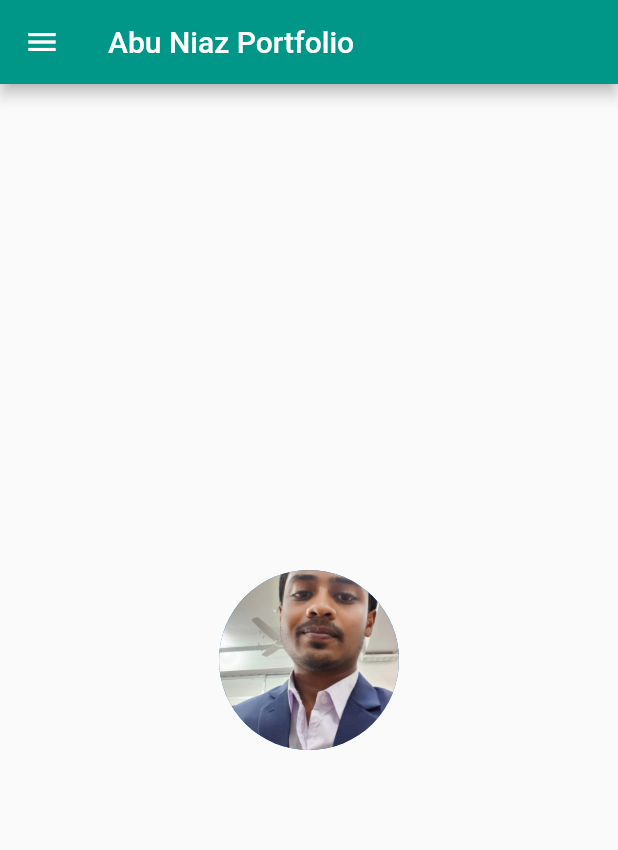
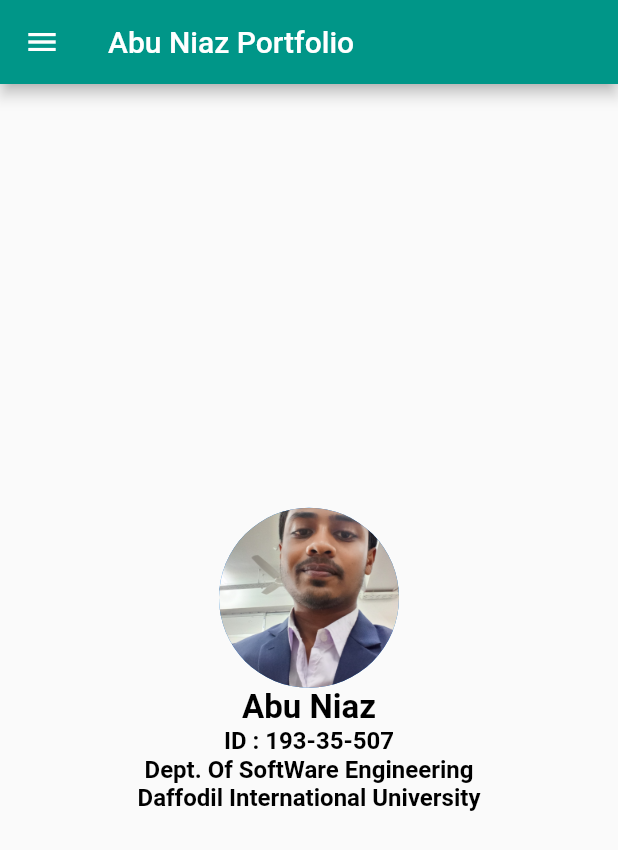
Before and after one commit to AbuNiaz/Self_Introduce, a Flutter app: the screen it shows after launch, on a phone screen of 412 x 824 dp. Shown: the top 850 px of the screen. Run offline on Flutter 3.47's test engine with Material 2 defaults, Android fonts, the phone set to English and light mode, and no system bars.

Commit message:
Update home.dart

```diff
--- a/lib/home.dart
+++ b/lib/home.dart
@@ -22,7 +22,29 @@ class _MyHomePageState extends State<MyHomePage> {
             CircleAvatar(
               radius: 60,
               backgroundImage: AssetImage('images/me.jpg'),
-            )
+            ),
+            Text(
+              'Abu Niaz',
+              style: TextStyle(
+                  fontSize: 22,
+                  color: Colors.black,
+                  fontWeight: FontWeight.bold),
+            ),
+            Text('ID : 193-35-507',
+                style: TextStyle(
+                    fontSize: 16,
+                    color: Colors.black,
+                    fontWeight: FontWeight.bold)),
+            Text('Dept. Of SoftWare Engineering',
+                style: TextStyle(
+                    fontSize: 16,
+                    color: Colors.black,
+                    fontWeight: FontWeight.bold)),
+            Text('Daffodil International University',
+                style: TextStyle(
+                    fontSize: 16,
+                    color: Colors.black,
+                    fontWeight: FontWeight.bold)),
           ],
         ),
       ),
@@ -30,7 +52,11 @@ class _MyHomePageState extends State<MyHomePage> {
         child: ListView(
           children: const [
             DrawerHeader(
-              child: Text('Edit Profile'),
+              child: Text('Edit Profile',
+                  style: TextStyle(
+                      fontSize: 14,
+                      color: Colors.black,
+                      fontWeight: FontWeight.bold)),
               decoration: BoxDecoration(color: Colors.pinkAccent),
             )
           ],
```
